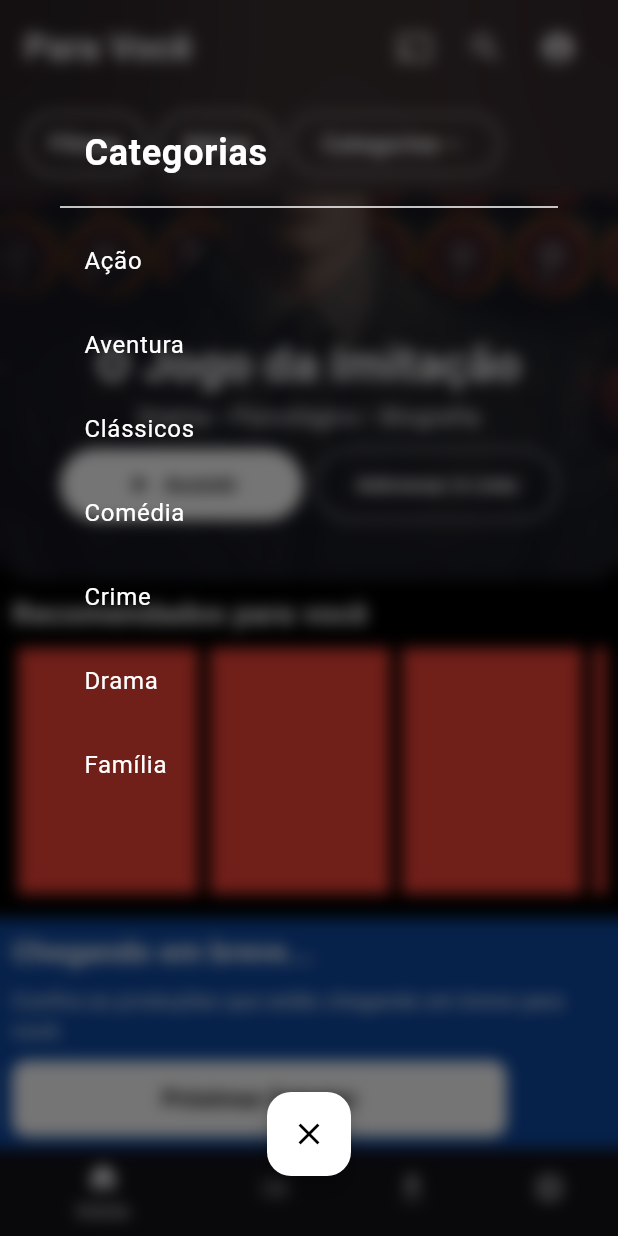
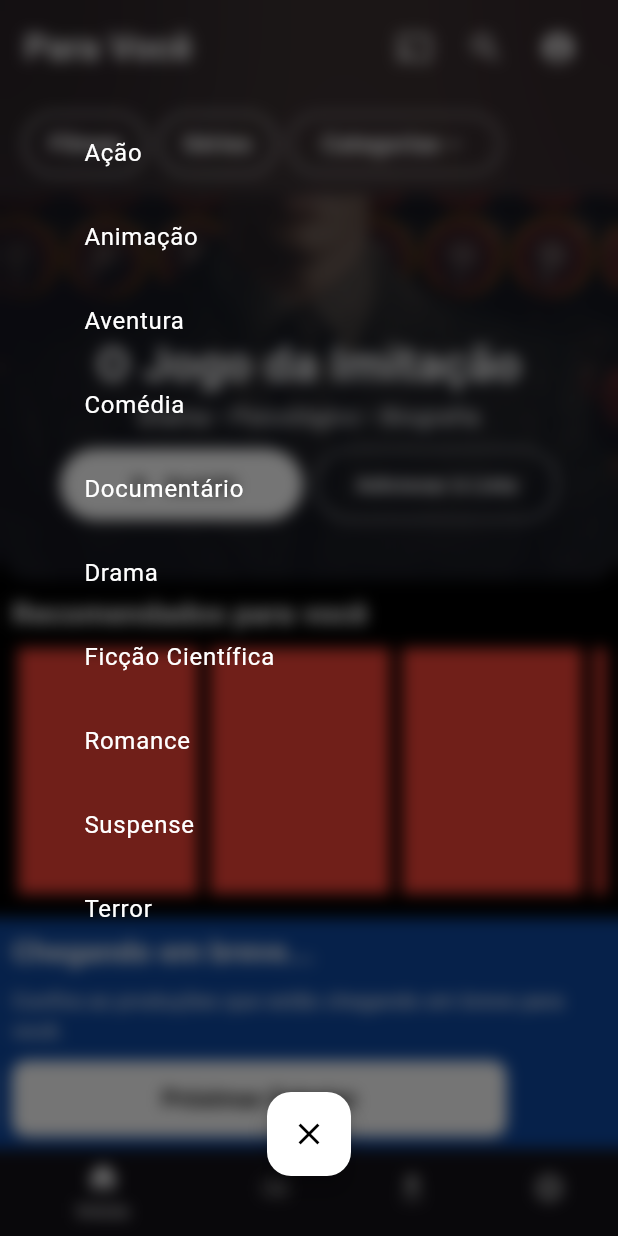
Before and after one commit to tassid/app_streaming, a Flutter app: the HomePage screen opened by its route, scrolled down 273 dp, after a tap on "Categorias", on a phone screen of 412 x 824 dp. Run offline on Flutter 3.47's test engine with Material 3 defaults, Android fonts, the phone set to English and light mode, and no system bars; our stand-ins replace flutter_svg.

Commit message:
chore: categories model refactored to enum

```diff
--- a/lib/main.dart
+++ b/lib/main.dart
@@ -1,4 +1,3 @@
-import 'package:app_streaming/views/home/categories_page.dart';
 import 'package:app_streaming/views/home/home_page.dart';
 import 'package:app_streaming/views/home/movies_page.dart';
 import 'package:app_streaming/views/home/tvshows_page.dart';
@@ -95,7 +94,6 @@
         "/whoswatching": (_) => const WhosWatchingPage(),
         "/movies": (_) => const MoviePage(),
         "/tvshows": (_) => const TvShowsPage(),
-        "/categories": (_) => const CategoriesPage(),
       },
     ),
   );
--- a/lib/models/categories.dart
+++ b/lib/models/categories.dart
@@ -1,20 +1,18 @@
-class Genre {
-  final String name;
+enum Category {
+  action('Ação'),
+  animation('Animação'),
+  adventure('Aventura'),
+  comedy('Comédia'),
+  documentary('Documentário'),
+  drama('Drama'),
+  sciFi('Ficção Científica'),
+  romance('Romance'),
+  suspense('Suspense'),
+  horror('Terror');
 
-  Genre(
-    this.name,
+  final String categoryName;
+
+  const Category(
+    this.categoryName,
   );
 }
-
-List<Genre> genres = [
-  Genre('Ação'),
-  Genre('Animação'),
-  Genre('Aventura'),
-  Genre('Comédia'),
-  Genre('Documentário'),
-  Genre('Drama'),
-  Genre('Ficção Científica'),
-  Genre('Romance'),
-  Genre('Suspense'),
-  Genre('Terror'),
-];
--- a/lib/views/home/categories_page.dart
+++ b/lib/views/home/categories_page.dart
@@ -1,3 +1,4 @@
+import 'package:app_streaming/models/categories.dart';
 import 'package:flutter/material.dart';
 import 'dart:ui';
 
@@ -21,53 +22,19 @@
               Expanded(
                 child: ListView(
                   padding: const EdgeInsets.symmetric(vertical: 50.0),
-                  children: [
-                    const ListTile(
+                  children: Category.values.map((category) {
+                    return ListTile(
                       title: Text(
-                        'Categorias',
-                        style: TextStyle(
-                            color: Colors.white,
-                            fontSize: 24,
-                            fontWeight: FontWeight.bold),
+                        category.categoryName,
+                        style: const TextStyle(
+                          color: Colors.white,
+                        ),
                       ),
-                    ),
-                    const Divider(color: Colors.white),
-                    ListTile(
-                      title: const Text('Ação',
-                          style: TextStyle(color: Colors.white)),
-                      onTap: () {},
-                    ),
-                    ListTile(
-                      title: const Text('Aventura',
-                          style: TextStyle(color: Colors.white)),
-                      onTap: () {},
-                    ),
-                    ListTile(
-                      title: const Text('Clássicos',
-                          style: TextStyle(color: Colors.white)),
-                      onTap: () {},
-                    ),
-                    ListTile(
-                      title: const Text('Comédia',
-                          style: TextStyle(color: Colors.white)),
-                      onTap: () {},
-                    ),
-                    ListTile(
-                      title: const Text('Crime',
-                          style: TextStyle(color: Colors.white)),
-                      onTap: () {},
-                    ),
-                    ListTile(
-                      title: const Text('Drama',
-                          style: TextStyle(color: Colors.white)),
-                      onTap: () {},
-                    ),
-                    ListTile(
-                      title: const Text('Família',
-                          style: TextStyle(color: Colors.white)),
-                      onTap: () {},
-                    ),
-                  ],
+                      onTap: () {
+                        Navigator.of(context).pop(category);
+                      },
+                    );
+                  }).toList(),
                 ),
               ),
               Padding(
```
